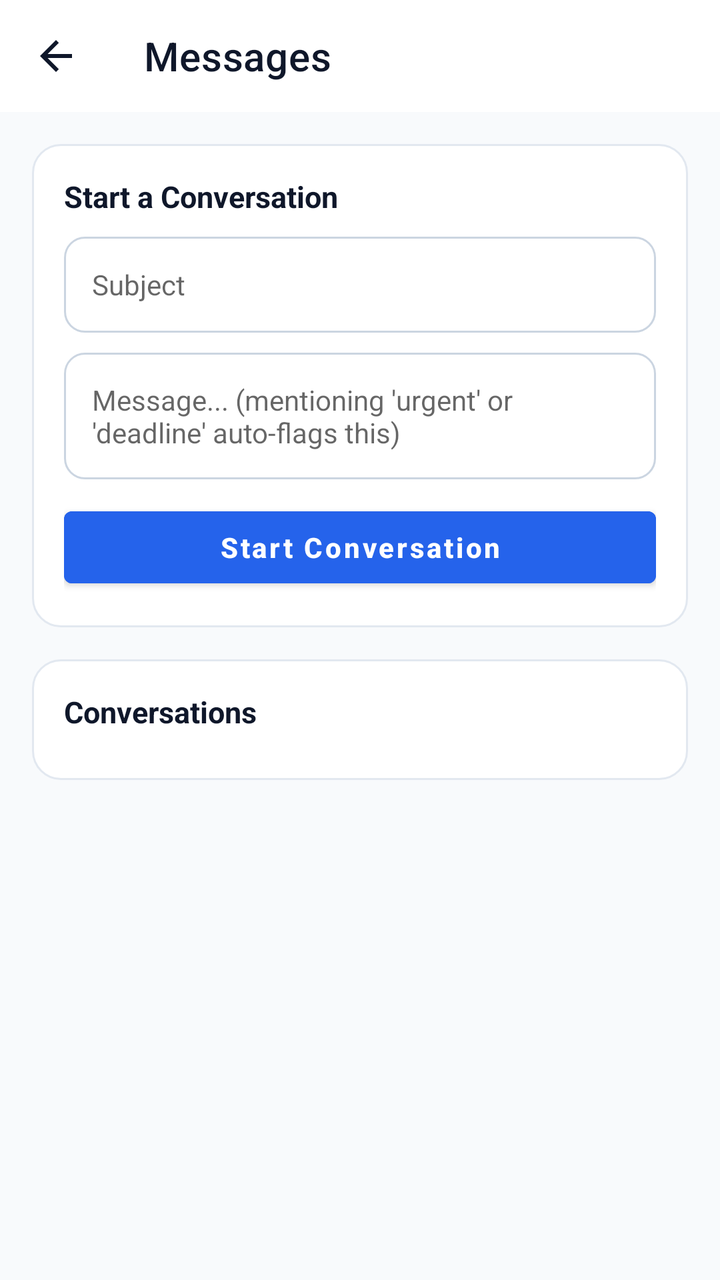
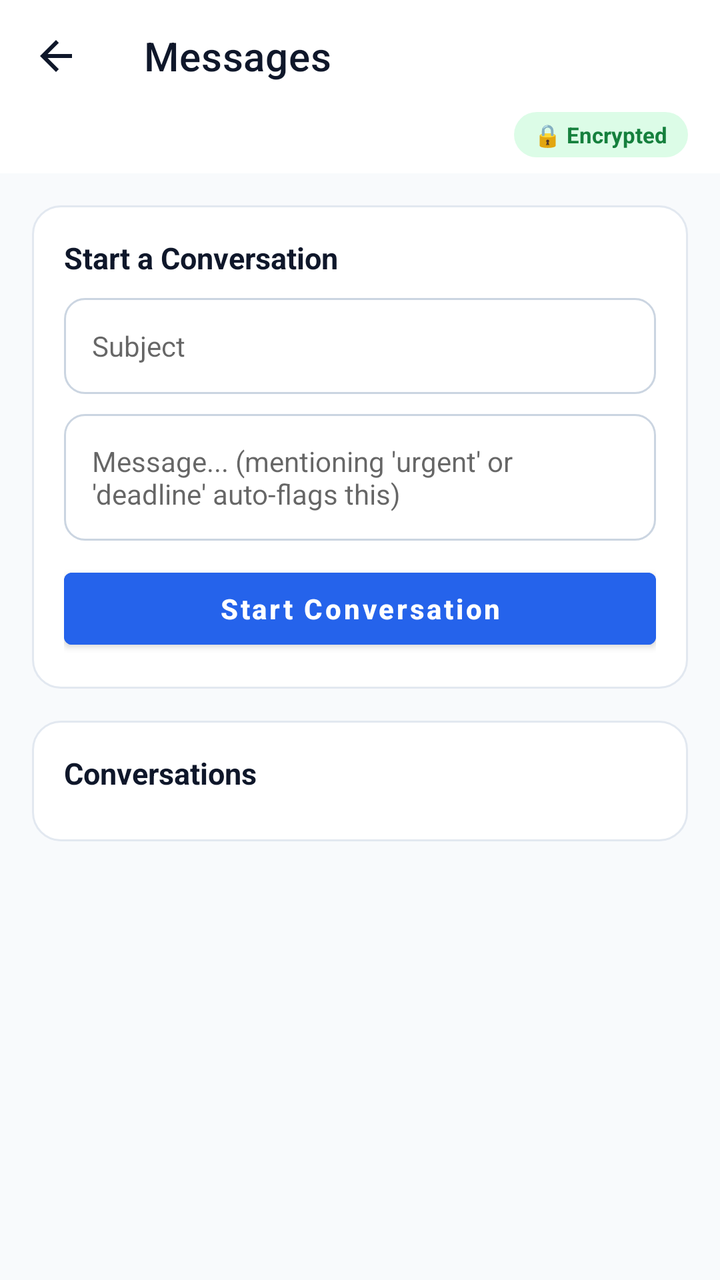

Two renders of the same Android screen: before a commit and after it. Below are the layout's source before the change and the commit's diff.
<!-- AndroidManifest.xml: application theme Theme.ApexLedger -->
<!-- res/layout/activity_messages.xml -->
<?xml version="1.0" encoding="utf-8"?>
<LinearLayout xmlns:android="http://schemas.android.com/apk/res/android"
    xmlns:app="http://schemas.android.com/apk/res-auto"
    android:layout_width="match_parent"
    android:layout_height="match_parent"
    android:orientation="vertical"
    android:background="@color/gray_50">

    <com.google.android.material.appbar.MaterialToolbar
        android:id="@+id/toolbar"
        android:layout_width="match_parent"
        android:layout_height="?attr/actionBarSize"
        android:background="@color/white"
        app:titleTextColor="@color/navy"
        app:navigationIcon="@drawable/ic_back_arrow"
        app:title="Messages" />

    <ScrollView
        android:layout_width="match_parent"
        android:layout_height="match_parent">

        <LinearLayout
            android:layout_width="match_parent"
            android:layout_height="wrap_content"
            android:orientation="vertical"
            android:padding="16dp">

            
            <LinearLayout
                android:layout_width="match_parent"
                android:layout_height="wrap_content"
                android:orientation="vertical"
                android:background="@drawable/bg_card_stroke"
                android:padding="16dp"
                android:layout_marginBottom="16dp">

                <TextView
                    android:layout_width="wrap_content"
                    android:layout_height="wrap_content"
                    android:text="Start a Conversation"
                    android:textColor="@color/navy"
                    android:textStyle="bold"
                    android:textSize="15sp"
                    android:layout_marginBottom="10dp" />

                <EditText
                    android:id="@+id/etSubject"
                    android:layout_width="match_parent"
                    android:layout_height="48dp"
                    android:background="@drawable/bg_input_field"
                    android:paddingStart="14dp"
                    android:paddingEnd="14dp"
                    android:hint="Subject"
                    android:textSize="14sp"
                    android:layout_marginBottom="10dp" />

                <EditText
                    android:id="@+id/etNewMessageBody"
                    android:layout_width="match_parent"
                    android:layout_height="wrap_content"
                    android:minLines="2"
                    android:gravity="top"
                    android:background="@drawable/bg_input_field"
                    android:padding="14dp"
                    android:hint="Message... (mentioning 'urgent' or 'deadline' auto-flags this)"
                    android:textSize="14sp"
                    android:layout_marginBottom="10dp" />

                <com.google.android.material.button.MaterialButton
                    android:id="@+id/btnStartConversation"
                    android:layout_width="match_parent"
                    android:layout_height="48dp"
                    android:text="Start Conversation"
                    android:textAllCaps="false"
                    android:textStyle="bold"
                    android:backgroundTint="@color/primary" />

            </LinearLayout>

            
            <LinearLayout
                android:layout_width="match_parent"
                android:layout_height="wrap_content"
                android:orientation="vertical"
                android:background="@drawable/bg_card_stroke"
                android:padding="16dp">

                <TextView
                    android:layout_width="wrap_content"
                    android:layout_height="wrap_content"
                    android:text="Conversations"
                    android:textColor="@color/navy"
                    android:textStyle="bold"
                    android:textSize="15sp"
                    android:layout_marginBottom="8dp" />

                <TextView
                    android:id="@+id/tvEmptyState"
                    android:layout_width="match_parent"
                    android:layout_height="wrap_content"
                    android:text="No conversations yet"
                    android:textColor="@color/gray_500"
                    android:textSize="13sp"
                    android:gravity="center"
                    android:padding="24dp"
                    android:visibility="gone" />

                <androidx.recyclerview.widget.RecyclerView
                    android:id="@+id/rvThreads"
                    android:layout_width="match_parent"
                    android:layout_height="wrap_content"
                    android:nestedScrollingEnabled="false" />

            </LinearLayout>

        </LinearLayout>
    </ScrollView>

</LinearLayout>
<!-- resources referenced by this layout -->
<resources>
  <color name="gray_50">#F8FAFC</color>
  <color name="gray_500">#64748B</color>
  <color name="navy">#0F172A</color>
  <color name="primary">#2563EB</color>
  <color name="white">#FFFFFF</color>
  <!-- drawable bg_card_stroke (drawable) -->
  <?xml version="1.0" encoding="utf-8"?>
  <shape xmlns:android="http://schemas.android.com/apk/res/android" android:shape="rectangle">
      <corners android:radius="14dp" />
      <solid android:color="@color/white" />
      <stroke android:width="1dp" android:color="@color/gray_200" />
  </shape>
  <!-- drawable bg_input_field (drawable) -->
  <?xml version="1.0" encoding="utf-8"?>
  <shape xmlns:android="http://schemas.android.com/apk/res/android"
      android:shape="rectangle">
      <corners android:radius="10dp" />
      <solid android:color="@color/white" />
      <stroke android:width="1dp" android:color="@color/gray_300" />
  </shape>
  <!-- drawable ic_back_arrow (drawable) -->
  <vector xmlns:android="http://schemas.android.com/apk/res/android"
      android:width="24dp"
      android:height="24dp"
      android:viewportWidth="24"
      android:viewportHeight="24"
      android:tint="@color/navy">
      <path
          android:fillColor="@android:color/white"
          android:pathData="M20,11H7.83l5.59,-5.59L12,4l-8,8 8,8 1.41,-1.41L7.83,13H20v-2z"/>
  </vector>
  <style name="Theme.ApexLedger" parent="Theme.MaterialComponents.DayNight.NoActionBar">
          <item name="colorPrimary">@color/primary</item>
          <item name="colorPrimaryDark">@color/primary_dark</item>
          <item name="colorAccent">@color/success</item>
          <item name="android:windowBackground">@color/background</item>
          <item name="android:statusBarColor">@color/navy</item>
          <item name="android:navigationBarColor">@color/white</item>
      </style>
  <color name="gray_200">#E2E8F0</color>
  <color name="gray_300">#CBD5E1</color>
  <color name="primary_dark">#1D4ED8</color>
  <color name="success">#16A34A</color>
</resources>

<!-- the commit's change to res/layout/activity_messages.xml (unified diff, before → after) -->
@@ -15,6 +15,28 @@
         app:navigationIcon="@drawable/ic_back_arrow"
         app:title="Messages" />
 
+    <LinearLayout
+        android:layout_width="match_parent"
+        android:layout_height="wrap_content"
+        android:orientation="horizontal"
+        android:gravity="end"
+        android:background="@color/white"
+        android:paddingHorizontal="16dp"
+        android:paddingBottom="8dp">
+
+        <TextView
+            android:layout_width="wrap_content"
+            android:layout_height="wrap_content"
+            android:text="🔒 Encrypted"
+            android:textColor="@color/success_dark"
+            android:textSize="11sp"
+            android:textStyle="bold"
+            android:background="@drawable/badge_status_completed"
+            android:paddingHorizontal="10dp"
+            android:paddingVertical="4dp" />
+
+    </LinearLayout>
+
     <ScrollView
         android:layout_width="match_parent"
         android:layout_height="match_parent">
@@ -25,7 +47,6 @@
             android:orientation="vertical"
             android:padding="16dp">
 
-            
             <LinearLayout
                 android:layout_width="match_parent"
                 android:layout_height="wrap_content"
@@ -77,7 +98,6 @@
 
             </LinearLayout>
 
-            
             <LinearLayout
                 android:layout_width="match_parent"
                 android:layout_height="wrap_content"
<!-- resource entries referenced after the edit -->
@@ -4,7 +4,14 @@
   <color name="gray_500">#64748B</color>
   <color name="navy">#0F172A</color>
   <color name="primary">#2563EB</color>
+  <color name="success_dark">#15803D</color>
   <color name="white">#FFFFFF</color>
+  <!-- drawable badge_status_completed (drawable) -->
+  <?xml version="1.0" encoding="utf-8"?>
+  <shape xmlns:android="http://schemas.android.com/apk/res/android" android:shape="rectangle">
+      <corners android:radius="20dp" />
+      <solid android:color="#DCFCE7" />
+  </shape>
   <!-- drawable bg_card_stroke (drawable) -->
   <?xml version="1.0" encoding="utf-8"?>
   <shape xmlns:android="http://schemas.android.com/apk/res/android" android:shape="rectangle">
